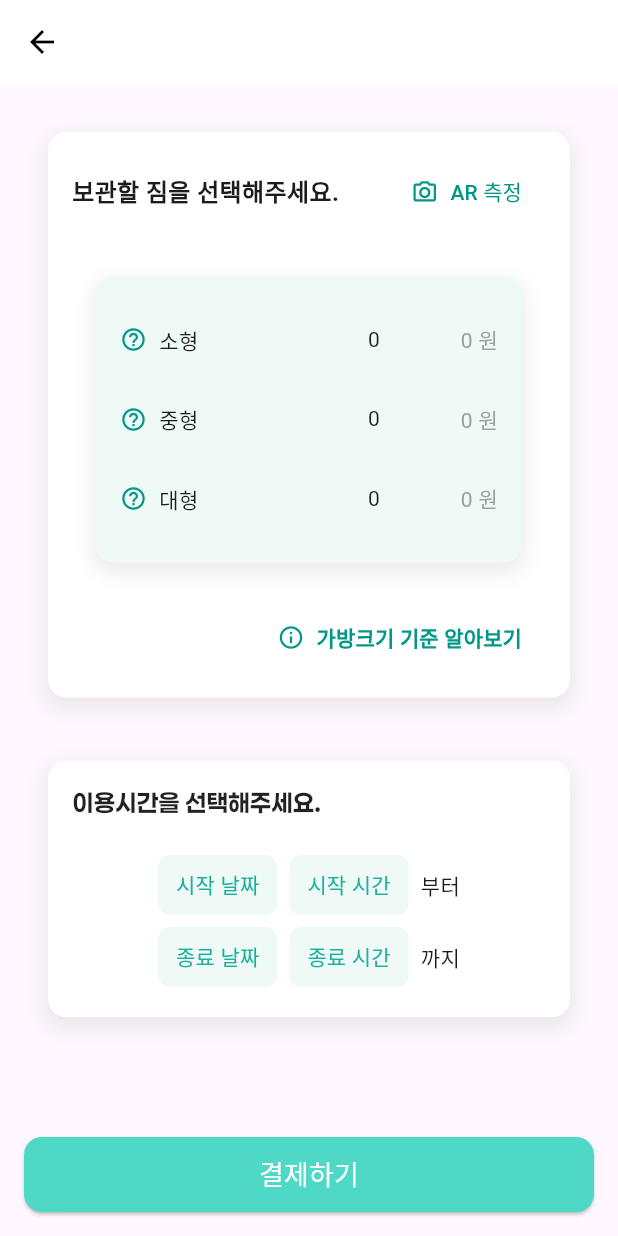
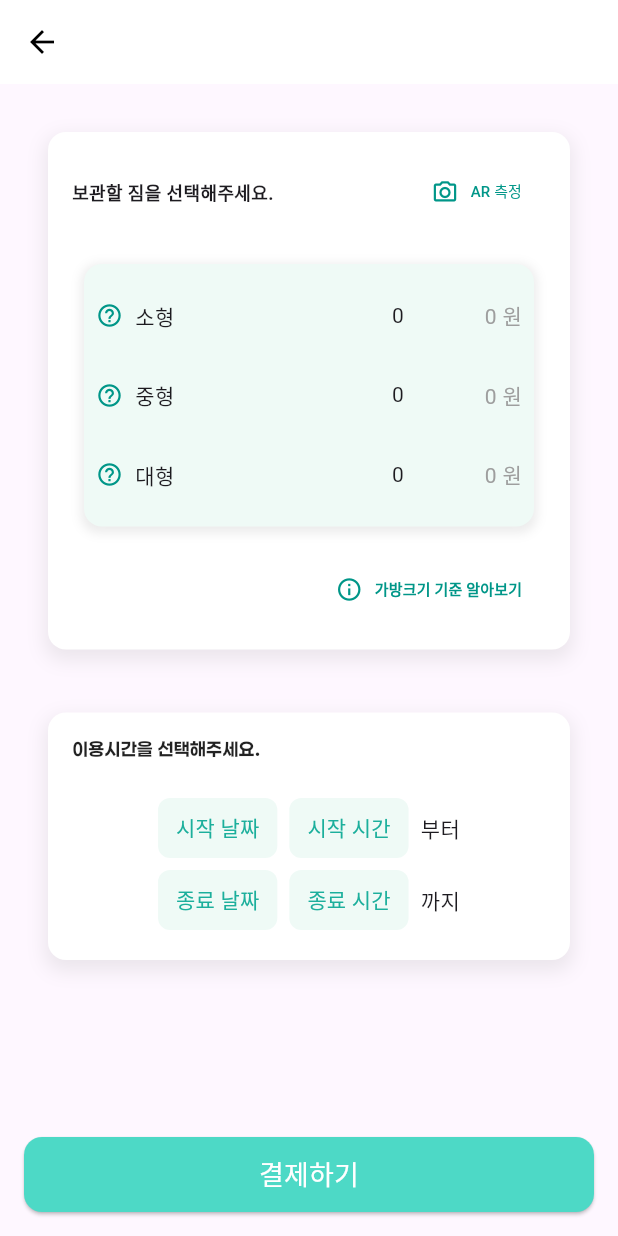
Before and after one commit to jimkanman/Bag_A_Moment, a Flutter app: the ReservationScreen screen opened directly with empty values, on a phone screen of 412 x 824 dp. Run offline on Flutter 3.47's test engine with Material 3 defaults, Android fonts, the phone set to English and light mode, and no system bars; our stand-ins replace beamer, file_picker, flutter_secure_storage, geolocator, google_maps_flutter, image_picker and 3 more; missing offline and left inert: stomp_dart_client; accounts and stored records are empty; network calls fail; Roboto replaces fonts that are missing (Pretendard).

Commit message:
예약 페이지 UI 수정

```diff
--- a/lib/screens/deliveryRequest.dart
+++ b/lib/screens/deliveryRequest.dart
@@ -372,7 +372,7 @@ class _ReservationScreenState extends State<DeliveryrequestScreen> {
           style: TextStyle(
             color: Colors.black, // 글씨 색상을 흰색으로 설정
             fontWeight: FontWeight.bold, // 글씨를 볼드체로 설정
-            fontSize: 20, // 글씨 크기를 적절히 설정 (옵션)
+            fontSize: 15, // 글씨 크기를 적절히 설정 (옵션)
           ),
         ),
         centerTitle: true,
--- a/lib/screens/payment.dart
+++ b/lib/screens/payment.dart
@@ -273,7 +273,7 @@ class _ReservationScreenState extends State<ReservationScreen> {
           style: TextStyle(
             color: Colors.black, // 글씨 색상을 흰색으로 설정
             fontWeight: FontWeight.bold, // 글씨를 볼드체로 설정
-            fontSize: 20, // 글씨 크기를 적절히 설정 (옵션)
+            fontSize: 15, // 글씨 크기를 적절히 설정 (옵션)
           ),
         ),
         centerTitle: true,
@@ -286,15 +286,6 @@ class _ReservationScreenState extends State<ReservationScreen> {
           },
         ),
       ),
-
-
-
-
-
-
-
-
-
 
       body: Padding(
         padding: const EdgeInsets.all(16.0),
@@ -330,18 +321,23 @@ class _ReservationScreenState extends State<ReservationScreen> {
                       '보관할 짐을 선택해주세요.',
                       style: TextStyle(
                         fontWeight: FontWeight.bold,
-                        fontSize: 16,
+                        fontSize: 12,
                       ),
+                      overflow: TextOverflow.ellipsis, // 넘칠 경우 "..."으로 표시
+                      maxLines: 1, // 한 줄로 제한
                     ),
-                    TextButton.icon(
+                    Align(
+                      alignment: Alignment.centerRight, // 버튼을 오른쪽으로 정렬
+                      child: TextButton.icon(
                         icon: const Icon(Icons.camera_alt_outlined, color: Colors.teal),
                         label: const Text(
                           'AR 측정',
-                        style: TextStyle(color: Colors.teal),
+                          style: TextStyle(color: Colors.teal, fontSize: 10,),
                         ),
                         onPressed: () {
                           // AR 측정 기능 구현 예정
                         },
+                      ),
                     ),
                   ],
                 ),
@@ -352,17 +348,17 @@ class _ReservationScreenState extends State<ReservationScreen> {
               // 가방 리스트
                   //TODO: 가방 개수를 AR 카메라에서 받아와야함
                   Container(
-                    margin: const EdgeInsets.all(16.0), // 카드와 화면 가장자리 간격
-                    padding: const EdgeInsets.all(16.0), // 내부 여백
+                    margin: const EdgeInsets.all(8.0), // 카드와 화면 가장자리 간격
+                    padding: const EdgeInsets.all(8.0), // 내부 여백
                     decoration: BoxDecoration(
                       color: const Color(0xFFEFFAF6), // 연한 민트색 배경
                       borderRadius: BorderRadius.circular(12), // 둥근 모서리
                       boxShadow: [
                         BoxShadow(
                           color: Colors.grey.withOpacity(0.2), // 그림자 색상
-                          blurRadius: 10, // 그림자 흐림 정도
+                          blurRadius: 5, // 그림자 흐림 정도
                           spreadRadius: 2, // 그림자 퍼짐 정도
-                          offset: const Offset(0, 5), // 그림자 위치
+                          offset: const Offset(0, 2), // 그림자 위치
                         ),
                       ],
                     ),
@@ -402,7 +398,7 @@ class _ReservationScreenState extends State<ReservationScreen> {
                           style: TextStyle(
                             color: Colors.teal,
                             fontWeight: FontWeight.bold,
-                            fontSize: 14,
+                            fontSize: 10,
                           ),
                         ),
                       ),
@@ -439,7 +435,7 @@ class _ReservationScreenState extends State<ReservationScreen> {
                     Row(
                       children: [Text('이용시간을 선택해주세요.',
                         style: TextStyle(
-                          fontSize: 16,
+                          fontSize: 12,
                           fontWeight: FontWeight.bold,
                           color: Colors.black87,
                           fontFamily: 'Paperlogy',
```
Lines whose indentation alone changed are shown as unchanged.
